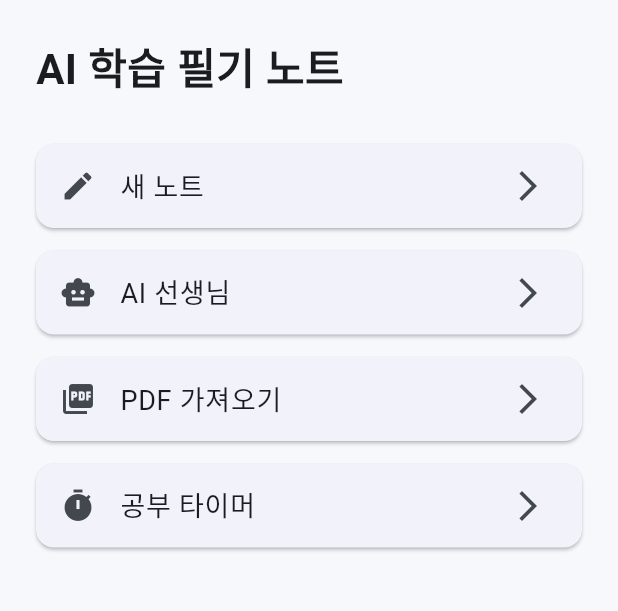
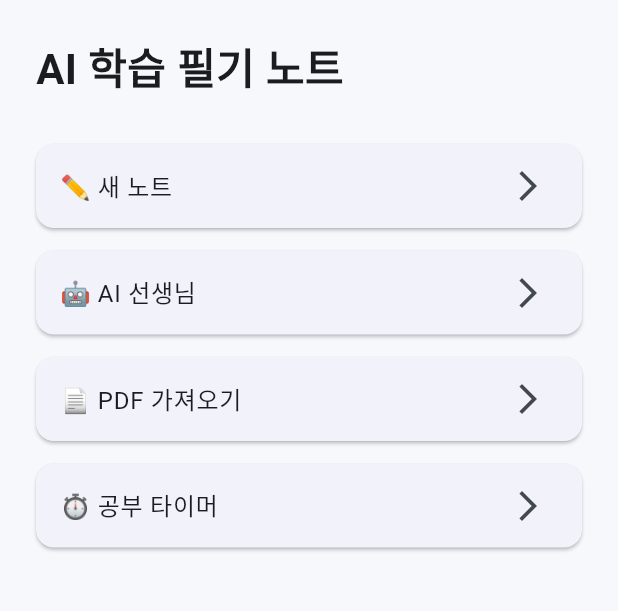
Before and after one commit to daljuee0828-blip/notia, a Flutter app: the HomeScreen screen opened directly, on a phone screen of 412 x 824 dp, the part 84-695 px from its top. Run offline on Flutter 3.47's test engine with Material 3 defaults, Android fonts, the phone set to English and light mode, and no system bars; statements that could not run were skipped.

Commit message:
home_screen.dart 업데이트

```diff
--- a/lib/screens/home_screen.dart
+++ b/lib/screens/home_screen.dart
@@ -1,14 +1,31 @@
+import 'package:flutter/material.dart';
 import 'note_screen.dart';
-import 'package:flutter/material.dart';
 import 'ai_screen.dart';
-import '../widgets/tool_button.dart';
+import 'tool_screen.dart';
+
 
 class HomeScreen extends StatelessWidget {
+
   const HomeScreen({super.key});
 
+
+  void move(BuildContext context, Widget page){
+
+    Navigator.push(
+      context,
+      MaterialPageRoute(
+        builder: (context)=>page,
+      ),
+    );
+
+  }
+
+
   @override
-  Widget build(BuildContext context) {
+  Widget build(BuildContext context){
+
     return Scaffold(
+
       backgroundColor: const Color(0xffF7F8FC),
 
       appBar: AppBar(
@@ -16,61 +33,91 @@ class HomeScreen extends StatelessWidget {
         centerTitle: true,
       ),
 
+
       body: Padding(
+
         padding: const EdgeInsets.all(24),
 
         child: Column(
+
           crossAxisAlignment: CrossAxisAlignment.start,
 
-          children: [
+          children:[
+
 
             const Text(
               "AI 학습 필기 노트",
-              style: TextStyle(
-                fontSize: 28,
-                fontWeight: FontWeight.bold,
+              style:TextStyle(
+                fontSize:28,
+                fontWeight:FontWeight.bold,
               ),
             ),
 
-            const SizedBox(height: 30),
+
+            const SizedBox(height:30),
 
 
-            ToolButton(
-              icon: Icons.edit,
-              title: "새 노트",
+            button(
+              context,
+              "✏️ 새 노트",
+              ()=>move(context,const NoteScreen()),
             ),
 
 
-            ToolButton(
-              icon: Icons.smart_toy,
-              title: "AI 선생님",
-              onTap: () {
-
-                Navigator.push(
-                  context,
-                  MaterialPageRoute(
-                    builder: (context) => const AIScreen(),
-                  ),
-                );
-
-              },
+            button(
+              context,
+              "🤖 AI 선생님",
+              ()=>move(context,const AIScreen()),
             ),
 
 
-            ToolButton(
-              icon: Icons.picture_as_pdf,
-              title: "PDF 가져오기",
+            button(
+              context,
+              "📄 PDF 가져오기",
+              ()=>move(context,const ToolScreen(title:"PDF")),
             ),
 
 
-            ToolButton(
-              icon: Icons.timer,
-              title: "공부 타이머",
+            button(
+              context,
+              "⏱ 공부 타이머",
+              ()=>move(context,const ToolScreen(title:"타이머")),
             ),
 
           ],
+
         ),
+
       ),
+
     );
+
   }
+
+
+  Widget button(
+      BuildContext context,
+      String text,
+      VoidCallback tap
+      ){
+
+    return Card(
+
+      margin:const EdgeInsets.only(bottom:15),
+
+      child:ListTile(
+
+        title:Text(text),
+
+        trailing:
+        const Icon(Icons.arrow_forward_ios),
+
+        onTap:tap,
+
+      ),
+
+    );
+
+  }
+
 }
```
